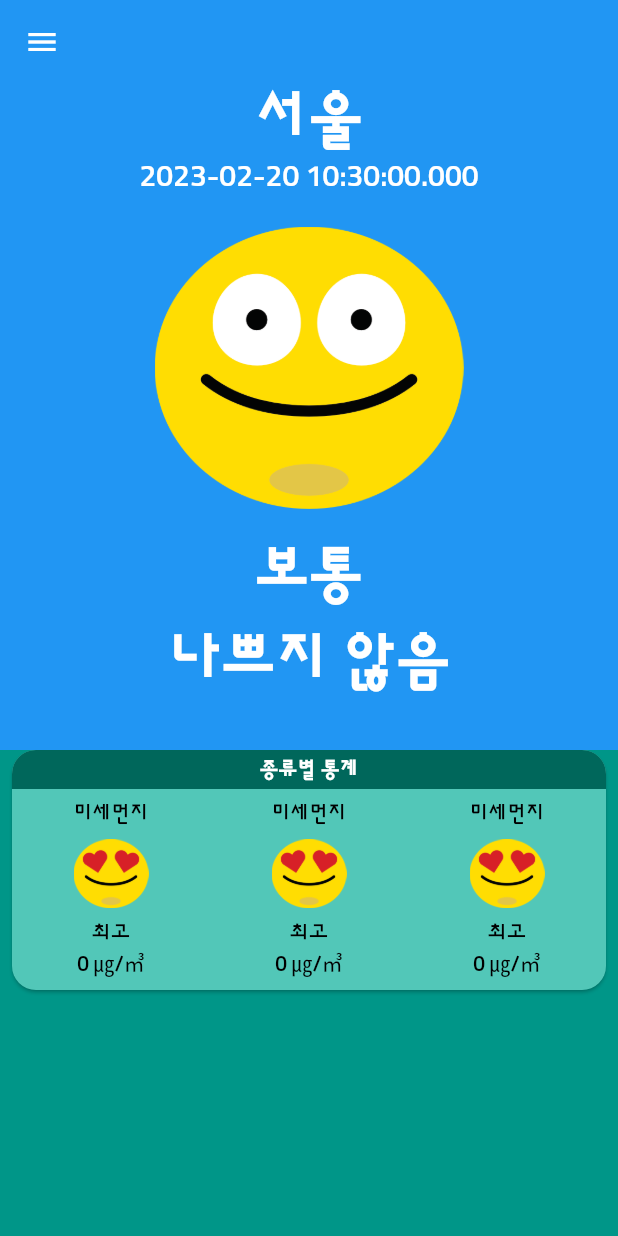
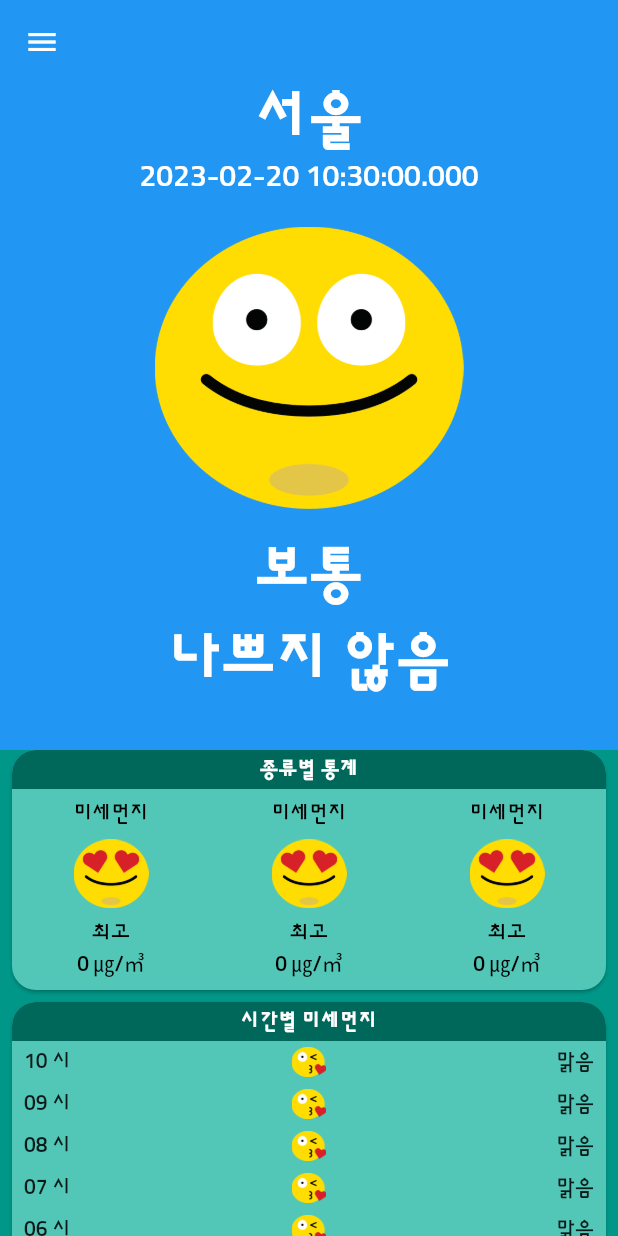
Before and after one commit to nzwgkim/dusty_dust, a Flutter app: the screen it shows after launch, on a phone screen of 412 x 824 dp. Run offline on Flutter 3.47's test engine with Material 2 defaults, Android fonts, the phone set to English and light mode, and no system bars.

Commit message:
HourlyCard 작업하기

```diff
--- /dev/null
+++ b/lib/component/card_title.dart
@@ -0,0 +1,27 @@
+import 'package:dusty_dust/const/colors.dart';
+import 'package:flutter/material.dart';
+
+class CardTitle extends StatelessWidget {
+  final String title;
+  const CardTitle({required this.title, super.key});
+
+  @override
+  Widget build(BuildContext context) {
+    return Container(
+        decoration: const BoxDecoration(
+            color: darkColor,
+            borderRadius: BorderRadius.only(
+              topLeft: Radius.circular(16),
+              topRight: Radius.circular(16),
+            )),
+        child: Padding(
+          padding: const EdgeInsets.all(4.0),
+          child: Text(
+            title,
+            style: const TextStyle(
+                color: Colors.white, fontWeight: FontWeight.w700),
+            textAlign: TextAlign.center,
+          ),
+        ));
+  }
+}
--- a/lib/component/category_card.dart
+++ b/lib/component/category_card.dart
@@ -1,3 +1,5 @@
+import 'package:dusty_dust/component/card_title.dart';
+import 'package:dusty_dust/component/main_card.dart';
 import 'package:dusty_dust/component/main_stat.dart';
 import 'package:dusty_dust/const/colors.dart';
 import 'package:flutter/material.dart';
@@ -9,32 +11,13 @@ class CategoryCard extends StatelessWidget {
   Widget build(BuildContext context) {
     return SizedBox(
       height: 160,
-      child: Card(
-        margin: const EdgeInsets.symmetric(horizontal: 8),
-        shape: const RoundedRectangleBorder(
-            borderRadius: BorderRadius.all(Radius.circular(16))),
-        color: lightColor,
+      child: MainCard(
         child: LayoutBuilder(builder: (p0, p1) {
           // p0: buildContext, p1: constraint
           return Column(
             crossAxisAlignment: CrossAxisAlignment.stretch,
             children: [
-              Container(
-                  decoration: const BoxDecoration(
-                      color: darkColor,
-                      borderRadius: BorderRadius.only(
-                        topLeft: Radius.circular(16),
-                        topRight: Radius.circular(16),
-                      )),
-                  child: const Padding(
-                    padding: EdgeInsets.all(4.0),
-                    child: Text(
-                      '종류별 통계',
-                      style: TextStyle(
-                          color: Colors.white, fontWeight: FontWeight.w700),
-                      textAlign: TextAlign.center,
-                    ),
-                  )),
+              const CardTitle(title: '종류별 통계'),
               Expanded(
                 child: ListView(
                   scrollDirection: Axis.horizontal,
--- /dev/null
+++ b/lib/component/main_card.dart
@@ -0,0 +1,18 @@
+import 'package:dusty_dust/const/colors.dart';
+import 'package:flutter/material.dart';
+
+class MainCard extends StatelessWidget {
+  Widget child;
+  MainCard({required this.child, super.key});
+
+  @override
+  Widget build(BuildContext context) {
+    return Card(
+      margin: const EdgeInsets.symmetric(horizontal: 8),
+      shape: const RoundedRectangleBorder(
+          borderRadius: BorderRadius.all(Radius.circular(16))),
+      color: lightColor,
+      child: child,
+    );
+  }
+}
--- a/lib/screen/home_screen.dart
+++ b/lib/screen/home_screen.dart
@@ -1,5 +1,7 @@
+import 'package:dusty_dust/component/card_title.dart';
 import 'package:dusty_dust/component/category_card.dart';
 import 'package:dusty_dust/component/main_app_bar.dart';
+import 'package:dusty_dust/component/main_card.dart';
 import 'package:dusty_dust/component/main_drawer.dart';
 import 'package:dusty_dust/const/colors.dart';
 import 'package:flutter/material.dart';
@@ -19,7 +21,54 @@ class HomeScreen extends StatelessWidget {
           SliverToBoxAdapter(
             child: Column(
               crossAxisAlignment: CrossAxisAlignment.stretch,
-              children: const [CategoryCard()],
+              children: [
+                const CategoryCard(),
+                const SizedBox(
+                  height: 8,
+                ),
+                MainCard(
+                  child: Column(
+                    crossAxisAlignment: CrossAxisAlignment.stretch,
+                    children: [
+                      const CardTitle(title: '시간별 미세먼지'),
+                      Column(
+                        children: List.generate(24, (index) {
+                          final now = DateTime.now();
+                          final hour = now.hour;
+                          var currenthour = hour - index;
+                          if (currenthour < 0) {
+                            currenthour += 24;
+                          }
+                          return Padding(
+                            padding: const EdgeInsets.symmetric(
+                                horizontal: 8, vertical: 4),
+                            child: Row(
+                              mainAxisAlignment: MainAxisAlignment.spaceBetween,
+                              children: [
+                                Expanded(
+                                  child: Text(
+                                      '${currenthour.toString().padLeft(2, '0')} 시'),
+                                ),
+                                Expanded(
+                                  child: Image.asset(
+                                    'asset/img/good.png',
+                                    height: 20,
+                                  ),
+                                ),
+                                const Expanded(
+                                    child: Text(
+                                  '맑음',
+                                  textAlign: TextAlign.right,
+                                ))
+                              ],
+                            ),
+                          );
+                        }),
+                      )
+                    ],
+                  ),
+                ),
+              ],
             ),
           ),
         ],
```
